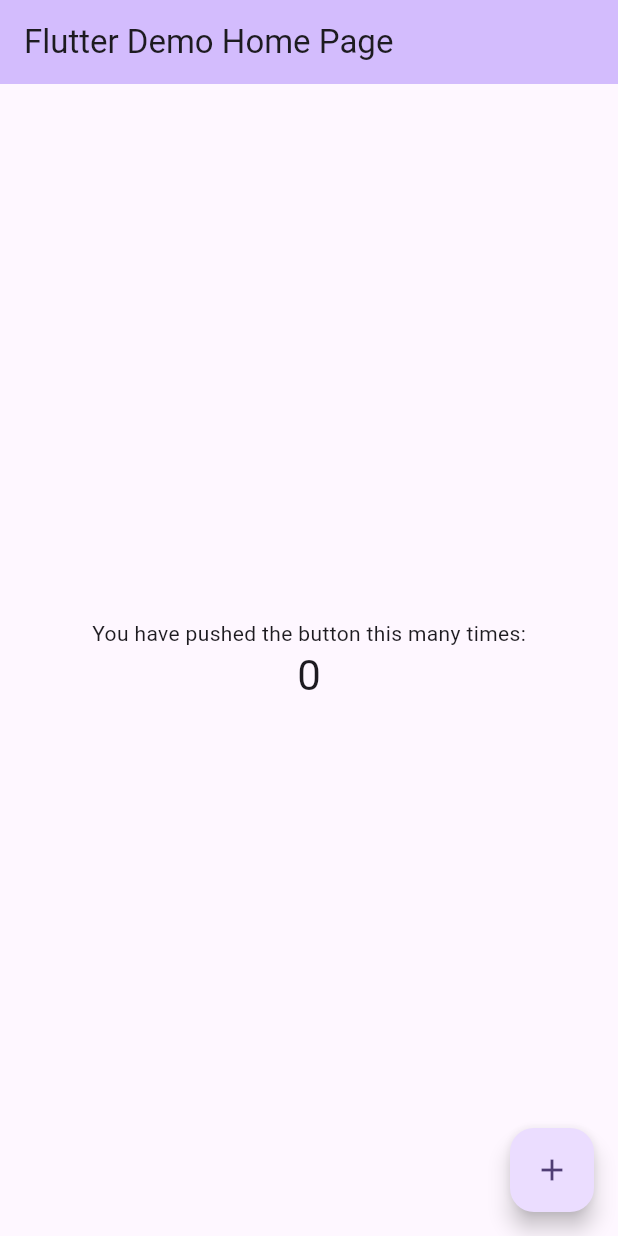
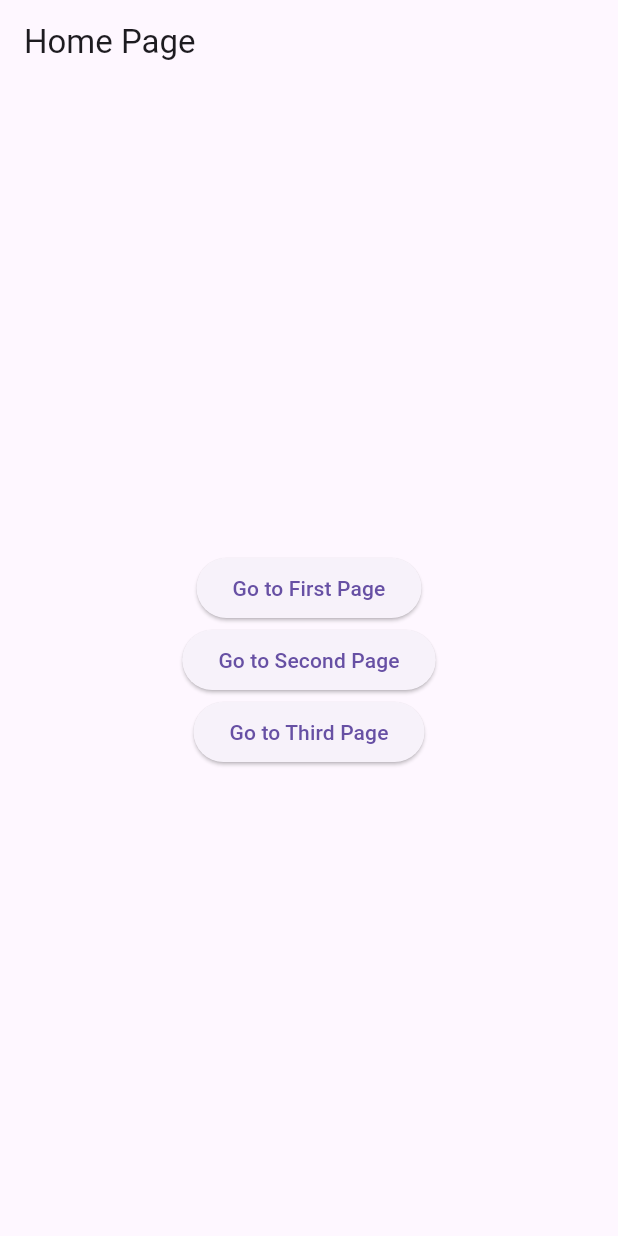
Before and after one commit to AnaghaS-Shastri/PrimWear, a Flutter app: the screen it shows after launch, on a phone screen of 412 x 824 dp. Run offline on Flutter 3.47's test engine with Material 3 defaults, Android fonts, the phone set to English and light mode, and no system bars.

Commit message:
platform to code more

```diff
--- /dev/null
+++ b/lib/first_page.dart
@@ -0,0 +1,15 @@
+import 'package:flutter/material.dart';
+
+class FirstPage extends StatelessWidget {
+  @override
+  Widget build(BuildContext context) {
+    return Scaffold(
+      appBar: AppBar(
+        title: Text('First Page'),
+      ),
+      body: Center(
+        child: Text('This is the First Page'),
+      ),
+    );
+  }
+}
--- /dev/null
+++ b/lib/home_page.dart
@@ -0,0 +1,49 @@
+import 'package:flutter/material.dart';
+import 'first_page.dart';
+import 'second_page.dart';
+import 'third_page.dart';
+
+class HomePage extends StatelessWidget {
+  @override
+  Widget build(BuildContext context) {
+    return Scaffold(
+      appBar: AppBar(
+        title: Text('Home Page'),
+      ),
+      body: Center(
+        child: Column(
+          mainAxisAlignment: MainAxisAlignment.center,
+          children: <Widget>[
+            ElevatedButton(
+              onPressed: () {
+                Navigator.push(
+                  context,
+                  MaterialPageRoute(builder: (context) => FirstPage()),
+                );
+              },
+              child: Text('Go to First Page'),
+            ),
+            ElevatedButton(
+              onPressed: () {
+                Navigator.push(
+                  context,
+                  MaterialPageRoute(builder: (context) => SecondPage()),
+                );
+              },
+              child: Text('Go to Second Page'),
+            ),
+            ElevatedButton(
+              onPressed: () {
+                Navigator.push(
+                  context,
+                  MaterialPageRoute(builder: (context) => ThirdPage()),
+                );
+              },
+              child: Text('Go to Third Page'),
+            ),
+          ],
+        ),
+      ),
+    );
+  }
+}
--- a/lib/main.dart
+++ b/lib/main.dart
@@ -1,125 +1,21 @@
 import 'package:flutter/material.dart';
+import 'home_page.dart';
 
 void main() {
-  runApp(const MyApp());
+  runApp(MyApp());
 }
 
 class MyApp extends StatelessWidget {
   const MyApp({super.key});
 
-  // This widget is the root of your application.
   @override
   Widget build(BuildContext context) {
     return MaterialApp(
       title: 'Flutter Demo',
       theme: ThemeData(
-        // This is the theme of your application.
-        //
-        // TRY THIS: Try running your application with "flutter run". You'll see
-        // the application has a purple toolbar. Then, without quitting the app,
-        // try changing the seedColor in the colorScheme below to Colors.green
-        // and then invoke "hot reload" (save your changes or press the "hot
-        // reload" button in a Flutter-supported IDE, or press "r" if you used
-        // the command line to start the app).
-        //
-        // Notice that the counter didn't reset back to zero; the application
-        // state is not lost during the reload. To reset the state, use hot
-        // restart instead.
-        //
-        // This works for code too, not just values: Most code changes can be
-        // tested with just a hot reload.
-        colorScheme: ColorScheme.fromSeed(seedColor: Colors.deepPurple),
-        useMaterial3: true,
+        primarySwatch: Colors.blue,
       ),
-      home: const MyHomePage(title: 'Flutter Demo Home Page'),
+      home: HomePage(),
     );
   }
 }
-
-class MyHomePage extends StatefulWidget {
-  const MyHomePage({super.key, required this.title});
-
-  // This widget is the home page of your application. It is stateful, meaning
-  // that it has a State object (defined below) that contains fields that affect
-  // how it looks.
-
-  // This class is the configuration for the state. It holds the values (in this
-  // case the title) provided by the parent (in this case the App widget) and
-  // used by the build method of the State. Fields in a Widget subclass are
-  // always marked "final".
-
-  final String title;
-
-  @override
-  State<MyHomePage> createState() => _MyHomePageState();
-}
-
-class _MyHomePageState extends State<MyHomePage> {
-  int _counter = 0;
-
-  void _incrementCounter() {
-    setState(() {
-      // This call to setState tells the Flutter framework that something has
-      // changed in this State, which causes it to rerun the build method below
-      // so that the display can reflect the updated values. If we changed
-      // _counter without calling setState(), then the build method would not be
-      // called again, and so nothing would appear to happen.
-      _counter++;
-    });
-  }
-
-  @override
-  Widget build(BuildContext context) {
-    // This method is rerun every time setState is called, for instance as done
-    // by the _incrementCounter method above.
-    //
-    // The Flutter framework has been optimized to make rerunning build methods
-    // fast, so that you can just rebuild anything that needs updating rather
-    // than having to individually change instances of widgets.
-    return Scaffold(
-      appBar: AppBar(
-        // TRY THIS: Try changing the color here to a specific color (to
-        // Colors.amber, perhaps?) and trigger a hot reload to see the AppBar
-        // change color while the other colors stay the same.
-        backgroundColor: Theme.of(context).colorScheme.inversePrimary,
-        // Here we take the value from the MyHomePage object that was created by
-        // the App.build method, and use it to set our appbar title.
-        title: Text(widget.title),
-      ),
-      body: Center(
-        // Center is a layout widget. It takes a single child and positions it
-        // in the middle of the parent.
-        child: Column(
-          // Column is also a layout widget. It takes a list of children and
-          // arranges them vertically. By default, it sizes itself to fit its
-          // children horizontally, and tries to be as tall as its parent.
-          //
-          // Column has various properties to control how it sizes itself and
-          // how it positions its children. Here we use mainAxisAlignment to
-          // center the children vertically; the main axis here is the vertical
-          // axis because Columns are vertical (the cross axis would be
-          // horizontal).
-          //
-          // TRY THIS: Invoke "debug painting" (choose the "Toggle Debug Paint"
-          // action in the IDE, or press "p" in the console), to see the
-          // wireframe for each widget.
-          mainAxisAlignment: MainAxisAlignment.center,
-          children: <Widget>[
-            const Text(
-              'You have pushed the button this many times:',
-            ),
-            Text(
-              '$_counter',
-              style: Theme.of(context).textTheme.headlineMedium,
-            ),
-          ],
-        ),
-      ),
-      floatingActionButton: FloatingActionButton(
-        onPressed: _incrementCounter,
-        tooltip: 'Increment',
-        child: const Icon(Icons.add),
-      ), // This trailing comma makes auto-formatting nicer for build methods.
-    );
-  }
-}
--- /dev/null
+++ b/lib/second_page.dart
@@ -0,0 +1,15 @@
+import 'package:flutter/material.dart';
+
+class SecondPage extends StatelessWidget {
+  @override
+  Widget build(BuildContext context) {
+    return Scaffold(
+      appBar: AppBar(
+        title: Text('Second Page'),
+      ),
+      body: Center(
+        child: Text('This is the Second Page'),
+      ),
+    );
+  }
+}
--- /dev/null
+++ b/lib/third_page.dart
@@ -0,0 +1,15 @@
+import 'package:flutter/material.dart';
+
+class ThirdPage extends StatelessWidget {
+  @override
+  Widget build(BuildContext context) {
+    return Scaffold(
+      appBar: AppBar(
+        title: Text('Third Page'),
+      ),
+      body: Center(
+        child: Text('This is the Third Page'),
+      ),
+    );
+  }
+}
```
